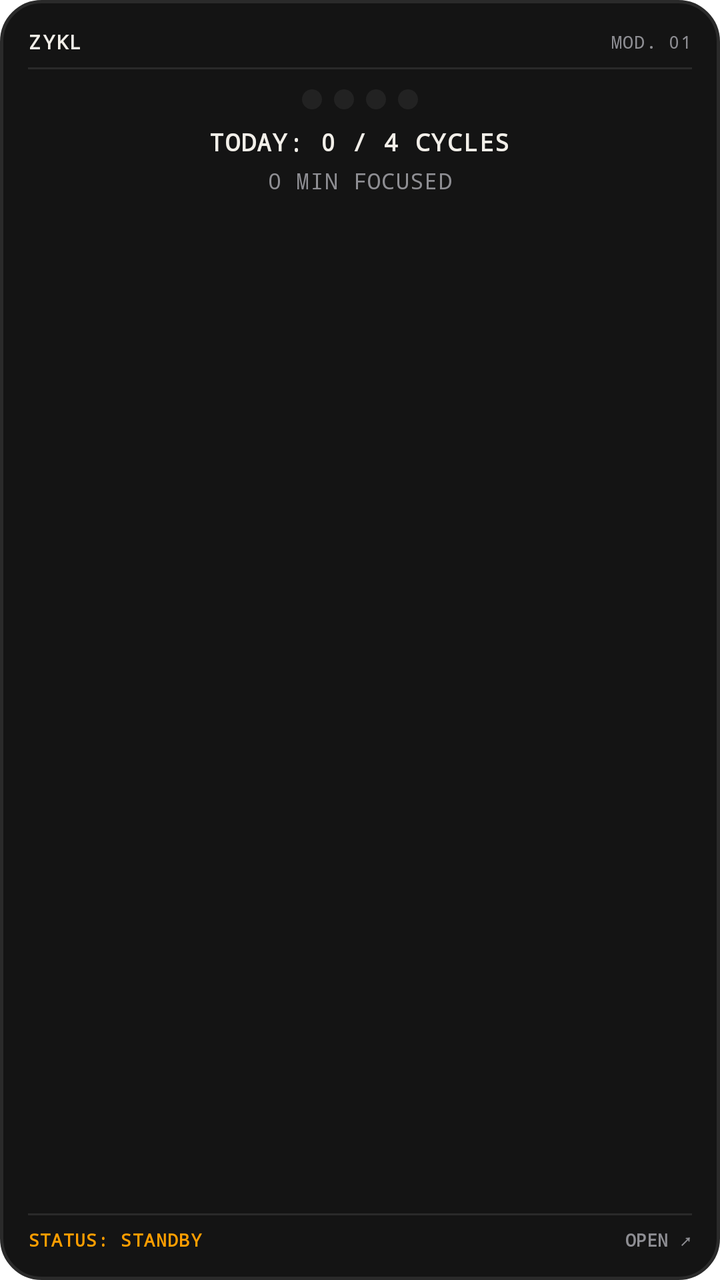
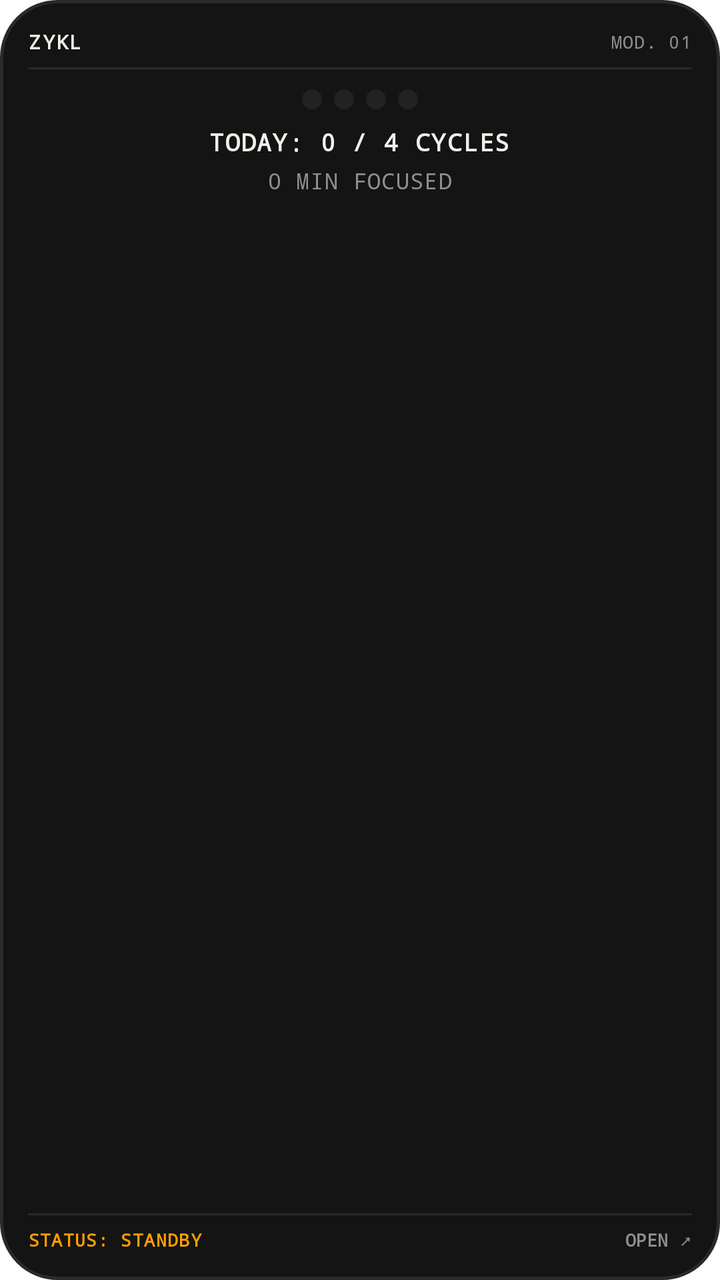

Screens rendered from an Android XML layout before and after an edit, with the pre-edit source and the edit as a unified diff.
<!-- AndroidManifest.xml: fallback theme Theme.MaterialComponents.DayNight.NoActionBar -->
<!-- res/layout/takt_appwidget_2x2.xml -->
<?xml version="1.0" encoding="utf-8"?>
<LinearLayout xmlns:android="http://schemas.android.com/apk/res/android"
    android:id="@+id/widget_root"
    android:layout_width="match_parent"
    android:layout_height="match_parent"
    android:background="@drawable/widget_chassis_bg"
    android:orientation="vertical"
    android:padding="14dp"
    android:gravity="center_horizontal">

    
    <LinearLayout
        android:layout_width="match_parent"
        android:layout_height="wrap_content"
        android:orientation="horizontal"
        android:gravity="center_vertical">

        <TextView
            android:layout_width="0dp"
            android:layout_height="wrap_content"
            android:layout_weight="1"
            android:text="ZYKL"
            android:textColor="#F2EFE9"
            android:textSize="10sp"
            android:textStyle="bold"
            android:letterSpacing="0.08"
            android:fontFamily="monospace" />

        <TextView
            android:layout_width="wrap_content"
            android:layout_height="wrap_content"
            android:text="MOD. 01"
            android:textColor="#8E8E93"
            android:textSize="9sp"
            android:letterSpacing="0.05"
            android:fontFamily="monospace" />
    </LinearLayout>

    <FrameLayout
        android:layout_width="match_parent"
        android:layout_height="1dp"
        android:layout_marginTop="6dp"
        android:layout_marginBottom="10dp"
        android:background="@drawable/widget_divider" />

    
    <LinearLayout
        android:layout_width="wrap_content"
        android:layout_height="wrap_content"
        android:orientation="horizontal"
        android:gravity="center">

        <ImageView
            android:id="@+id/led_1"
            android:layout_width="10dp"
            android:layout_height="10dp"
            android:layout_marginEnd="6dp"
            android:src="@drawable/ic_widget_led_dim"
            android:contentDescription="Cycle 1 LED" />

        <ImageView
            android:id="@+id/led_2"
            android:layout_width="10dp"
            android:layout_height="10dp"
            android:layout_marginEnd="6dp"
            android:src="@drawable/ic_widget_led_dim"
            android:contentDescription="Cycle 2 LED" />

        <ImageView
            android:id="@+id/led_3"
            android:layout_width="10dp"
            android:layout_height="10dp"
            android:layout_marginEnd="6dp"
            android:src="@drawable/ic_widget_led_dim"
            android:contentDescription="Cycle 3 LED" />

        <ImageView
            android:id="@+id/led_4"
            android:layout_width="10dp"
            android:layout_height="10dp"
            android:src="@drawable/ic_widget_led_dim"
            android:contentDescription="Cycle 4 LED" />
    </LinearLayout>

    
    <TextView
        android:id="@+id/widget_cycles_text"
        android:layout_width="wrap_content"
        android:layout_height="wrap_content"
        android:layout_marginTop="8dp"
        android:text="TODAY: 0 / 4 CYCLES"
        android:textColor="#F2EFE9"
        android:textSize="12sp"
        android:textStyle="bold"
        android:letterSpacing="0.05"
        android:fontFamily="monospace" />

    
    <TextView
        android:id="@+id/widget_minutes_text"
        android:layout_width="wrap_content"
        android:layout_height="wrap_content"
        android:layout_marginTop="4dp"
        android:text="0 MIN FOCUSED"
        android:textColor="#8E8E93"
        android:textSize="11sp"
        android:letterSpacing="0.04"
        android:fontFamily="monospace" />

    <FrameLayout
        android:layout_width="match_parent"
        android:layout_height="0dp"
        android:layout_weight="1" />

    <FrameLayout
        android:layout_width="match_parent"
        android:layout_height="1dp"
        android:layout_marginBottom="6dp"
        android:background="@drawable/widget_divider" />

    
    <LinearLayout
        android:layout_width="match_parent"
        android:layout_height="wrap_content"
        android:orientation="horizontal"
        android:gravity="center_vertical">

        <TextView
            android:id="@+id/widget_status_text"
            android:layout_width="0dp"
            android:layout_height="wrap_content"
            android:layout_weight="1"
            android:text="STATUS: STANDBY"
            android:textColor="#FF9E00"
            android:textSize="9sp"
            android:textStyle="bold"
            android:letterSpacing="0.05"
            android:fontFamily="monospace" />

        <TextView
            android:layout_width="wrap_content"
            android:layout_height="wrap_content"
            android:text="OPEN ↗"
            android:textColor="#8E8E93"
            android:textSize="9sp"
            android:textStyle="bold"
            android:fontFamily="monospace" />
    </LinearLayout>

</LinearLayout>
<!-- resources referenced by this layout -->
<resources>
  <!-- drawable ic_widget_led_dim (drawable) -->
  <?xml version="1.0" encoding="utf-8"?>
  <shape xmlns:android="http://schemas.android.com/apk/res/android"
      android:shape="oval">
      <solid android:color="#222222" />
      <size
          android:width="12dp"
          android:height="12dp" />
  </shape>
  <!-- drawable widget_chassis_bg (drawable) -->
  <?xml version="1.0" encoding="utf-8"?>
  <shape xmlns:android="http://schemas.android.com/apk/res/android"
      android:shape="rectangle">
      <solid android:color="#141414" />
      <stroke
          android:width="1.5dp"
          android:color="#2A2A2A" />
      <corners android:radius="20dp" />
  </shape>
  <!-- drawable widget_divider (drawable) -->
  <?xml version="1.0" encoding="utf-8"?>
  <shape xmlns:android="http://schemas.android.com/apk/res/android"
      android:shape="rectangle">
      <solid android:color="#2A2A2A" />
      <size android:height="1dp" />
  </shape>
</resources>

<!-- the commit's change to res/layout/takt_appwidget_2x2.xml (unified diff, before → after) -->
@@ -16,6 +16,7 @@
         android:gravity="center_vertical">
 
         <TextView
+        android:id="@+id/theme_text_1"
             android:layout_width="0dp"
             android:layout_height="wrap_content"
             android:layout_weight="1"
@@ -27,6 +28,7 @@
             android:fontFamily="monospace" />
 
         <TextView
+        android:id="@+id/theme_muted_1"
             android:layout_width="wrap_content"
             android:layout_height="wrap_content"
             android:text="MOD. 01"
@@ -37,6 +39,7 @@
     </LinearLayout>
 
     <FrameLayout
+        android:id="@+id/theme_divider_1"
         android:layout_width="match_parent"
         android:layout_height="1dp"
         android:layout_marginTop="6dp"
@@ -113,6 +116,7 @@
         android:layout_weight="1" />
 
     <FrameLayout
+        android:id="@+id/theme_divider_2"
         android:layout_width="match_parent"
         android:layout_height="1dp"
         android:layout_marginBottom="6dp"
@@ -138,6 +142,7 @@
             android:fontFamily="monospace" />
 
         <TextView
+        android:id="@+id/theme_muted_2"
             android:layout_width="wrap_content"
             android:layout_height="wrap_content"
             android:text="OPEN ↗"
<!-- resource entries referenced after the edit -->
@@ -17,7 +17,7 @@
       <stroke
           android:width="1.5dp"
           android:color="#2A2A2A" />
-      <corners android:radius="20dp" />
+      <corners android:radius="@dimen/widget_corner_radius" />
   </shape>
   <!-- drawable widget_divider (drawable) -->
   <?xml version="1.0" encoding="utf-8"?>
@@ -26,5 +26,6 @@
       <solid android:color="#2A2A2A" />
       <size android:height="1dp" />
   </shape>
+  <dimen name="widget_corner_radius">20dp</dimen>
 </resources>
 
